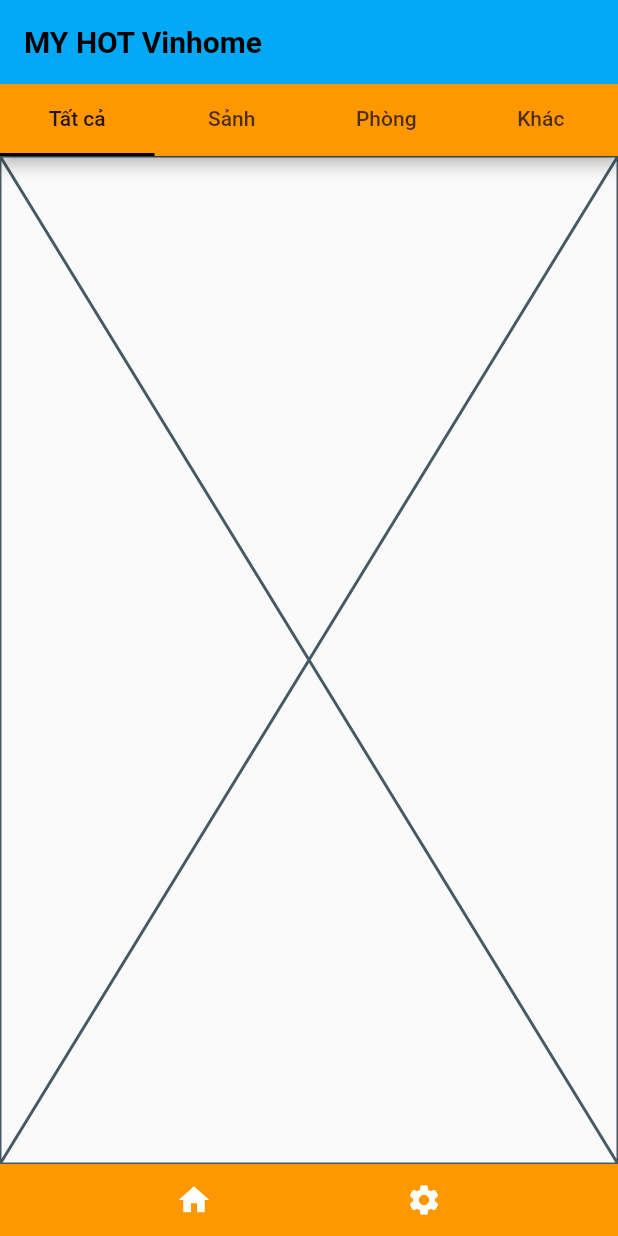
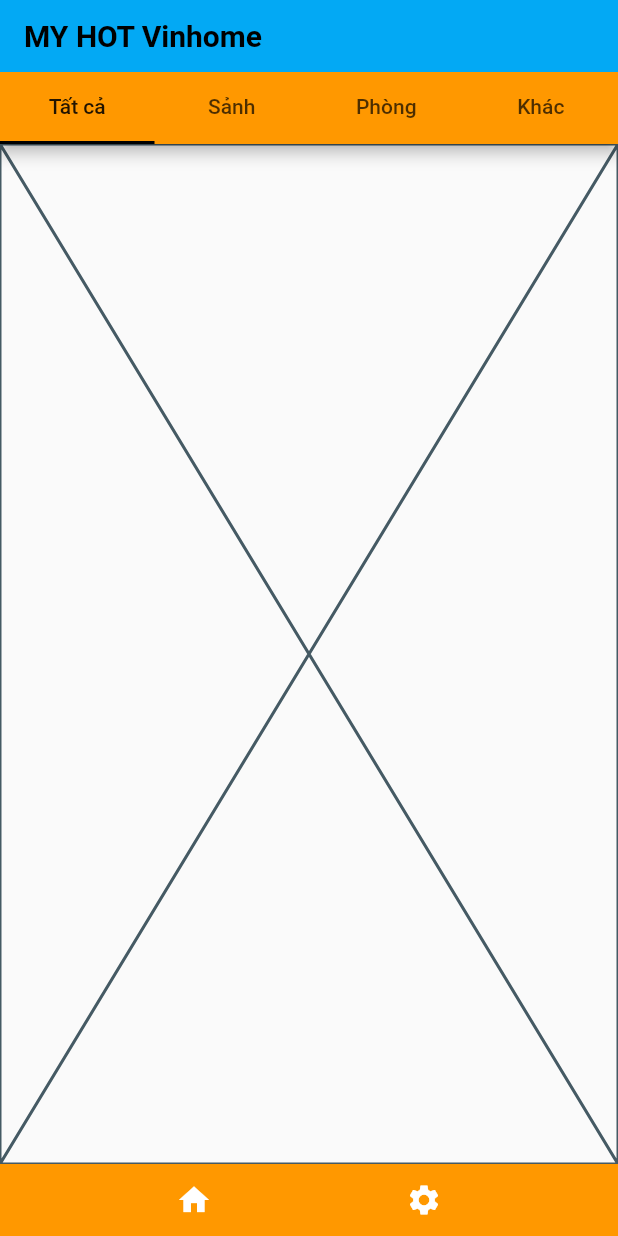
Before and after one commit to NhutLam2003/Do-An-LT-Nhung, a Flutter app: the screen it shows after launch, on a phone screen of 412 x 824 dp. Run offline on Flutter 3.47's test engine with Material 2 defaults, Android fonts, the phone set to English and light mode, and no system bars.

Commit message:
cap nhat

```diff
--- a/lib/Home.dart
+++ b/lib/Home.dart
@@ -13,20 +13,13 @@
     return DefaultTabController(
       length: 4,
       child: Scaffold(
-        appBar: PreferredSize(
-          preferredSize: Size.fromHeight(kToolbarHeight + 48), // Kích thước tối ưu cho AppBar và TabBar
-          child: Stack(
-            children: [
-              AppBar(
+        appBar: AppBar(
           title: const Text(
             "MY HOT Vinhome",
             style: TextStyle(fontWeight: FontWeight.bold, fontSize: 20, color: Colors.black),
           ),
-              ),
-              Positioned(
-                top: kToolbarHeight,
-                left: 0,
-                right: 0,
+          bottom: PreferredSize(
+            preferredSize: Size.fromHeight(40), // Kích thước tối ưu cho TabBar
             child: Container(
               color: Colors.orange,
               child: const TabBar(
@@ -39,8 +32,6 @@
                 indicatorColor: Colors.black,
               ),
             ),
-              ),
-            ],
           ),
         ),
         body: TabBarView(
```
Lines whose indentation alone changed are shown as unchanged.
